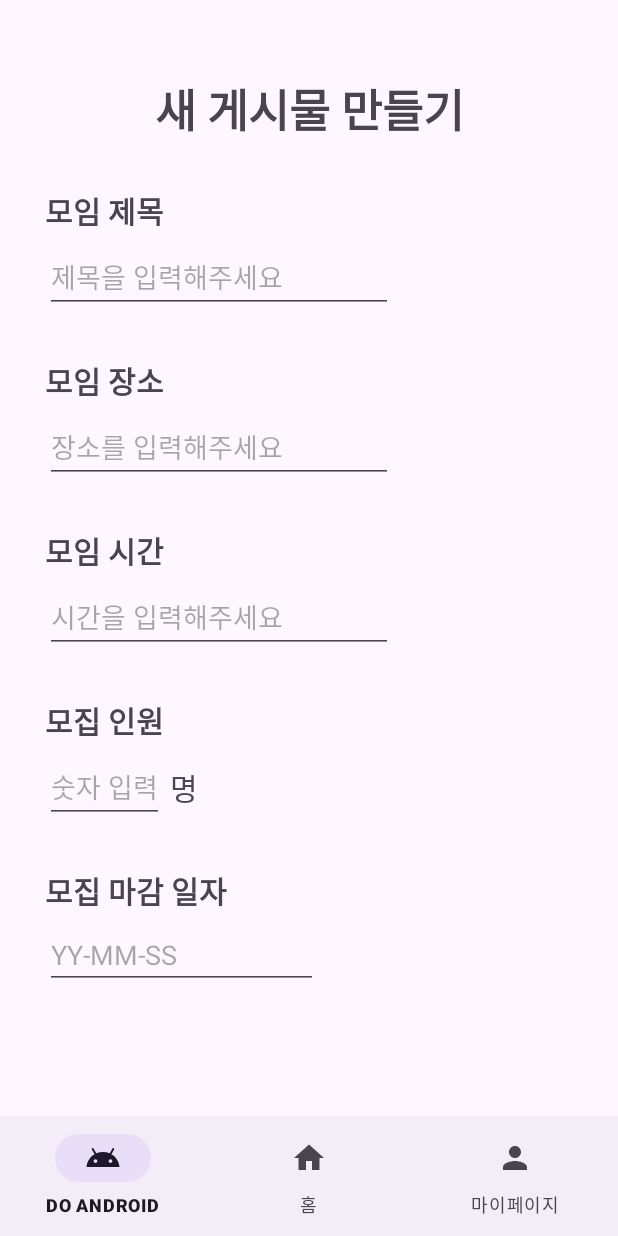
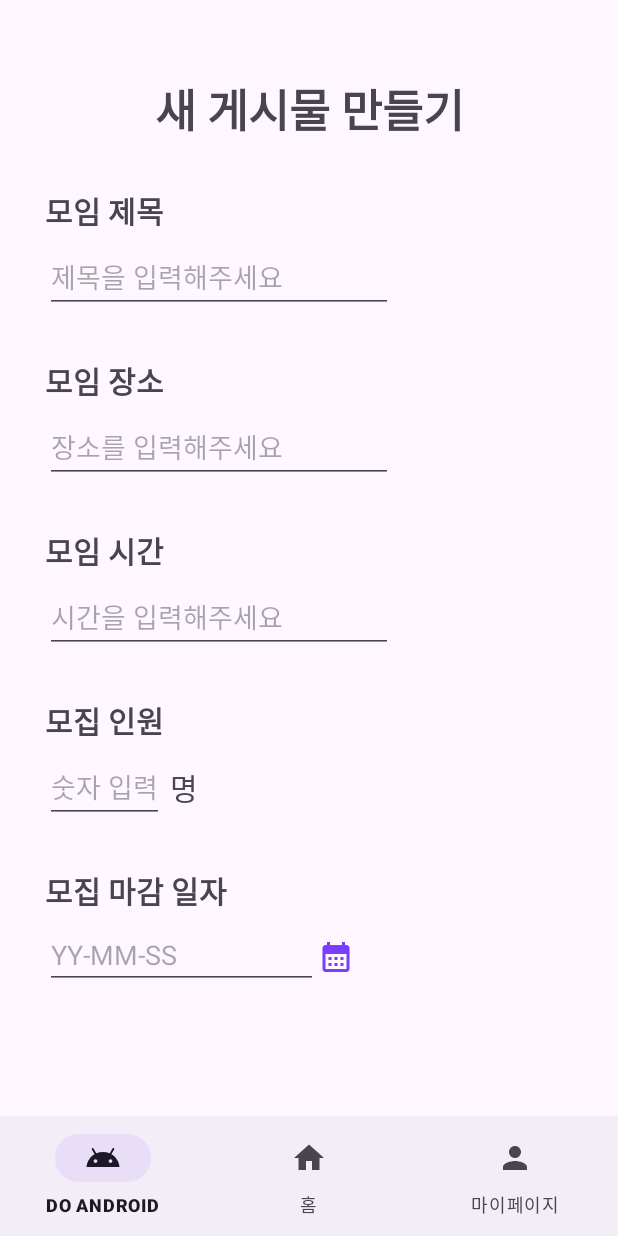
Before and after one commit to DO-SOPT-ANDROID/hoyeon-park, an Android app: the fragment DoAndroidFragment placed in its activity, on a phone screen of 412 x 824 dp. Run offline under Robolectric (Android 15) with nearby library versions, the phone set to English and light mode, and no system bars.

Commit message:
[feat] : DatePicker 구현

```diff
--- a/app/src/main/java/org/sopt/dosopttemplate/DoAndroidFragment.kt
+++ b/app/src/main/java/org/sopt/dosopttemplate/DoAndroidFragment.kt
@@ -5,6 +5,8 @@ import android.os.Bundle
 import android.view.LayoutInflater
 import android.view.View
 import android.view.ViewGroup
+import android.widget.Button
+import android.widget.EditText
 import androidx.fragment.app.Fragment
 import org.sopt.dosopttemplate.databinding.FragmentDoAndroidBinding
 
@@ -25,6 +27,22 @@ class DoAndroidFragment: Fragment() {
 
     override fun onViewCreated(view: View, savedInstanceState: Bundle?) {
         super.onViewCreated(view, savedInstanceState)
+
+        val dateEditText = view.findViewById<EditText>(R.id.deadlineEdit)
+        val datePickerButton = view.findViewById<Button>(R.id.datePickerButton)
+
+        dateEditText.setOnClickListener {
+            showDatePickerDialog(view)
+        }
+
+        datePickerButton.setOnClickListener {
+            showDatePickerDialog(view)
+        }
+    }
+
+    fun showDatePickerDialog(view: View) {
+        val newFragment = DatePickerFragment()
+        newFragment.show(childFragmentManager, "datePicker")
     }
 
     override fun onDestroyView() {
--- /dev/null
+++ b/app/src/main/res/drawable/ic_calendar_month_maincolor_24.xml
@@ -0,0 +1,5 @@
+<vector android:height="24dp" android:tint="#793DFF"
+    android:viewportHeight="24" android:viewportWidth="24"
+    android:width="24dp" xmlns:android="http://schemas.android.com/apk/res/android">
+    <path android:fillColor="@android:color/white" android:pathData="M19,4h-1V2h-2v2H8V2H6v2H5C3.89,4 3.01,4.9 3.01,6L3,20c0,1.1 0.89,2 2,2h14c1.1,0 2,-0.9 2,-2V6C21,4.9 20.1,4 19,4zM19,20H5V10h14V20zM9,14H7v-2h2V14zM13,14h-2v-2h2V14zM17,14h-2v-2h2V14zM9,18H7v-2h2V18zM13,18h-2v-2h2V18zM17,18h-2v-2h2V18z"/>
+</vector>
--- a/app/src/main/res/layout/fragment_do_android.xml
+++ b/app/src/main/res/layout/fragment_do_android.xml
@@ -164,5 +164,17 @@
             app:layout_constraintStart_toStartOf="parent"
             app:layout_constraintTop_toBottomOf="@id/deadlineText" />
 
+        <android.widget.Button
+            android:id="@+id/datePickerButton"
+            android:layout_width="wrap_content"
+            android:layout_height="wrap_content"
+            android:layout_marginStart="0dp"
+            android:background="?android:attr/selectableItemBackground"
+            android:drawableStart="@drawable/ic_calendar_month_maincolor_24"
+            android:onClick="showDatePickerDialog"
+            app:layout_constraintStart_toEndOf="@id/deadlineEdit"
+            app:layout_constraintTop_toTopOf="@id/deadlineEdit"
+            />
+
     </androidx.constraintlayout.widget.ConstraintLayout>
 </androidx.constraintlayout.widget.ConstraintLayout>
```
Also changed, not shown: app/src/main/AndroidManifest.xml (+4 -4 lines), app/src/main/java/org/sopt/dosopttemplate/DatePickerFragment.kt (added, +27 -0 lines).
